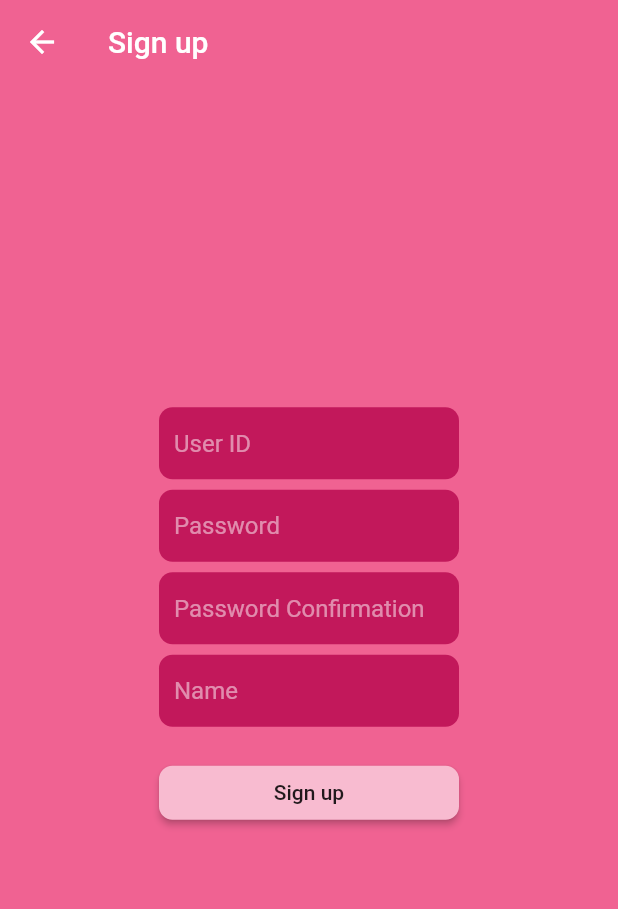
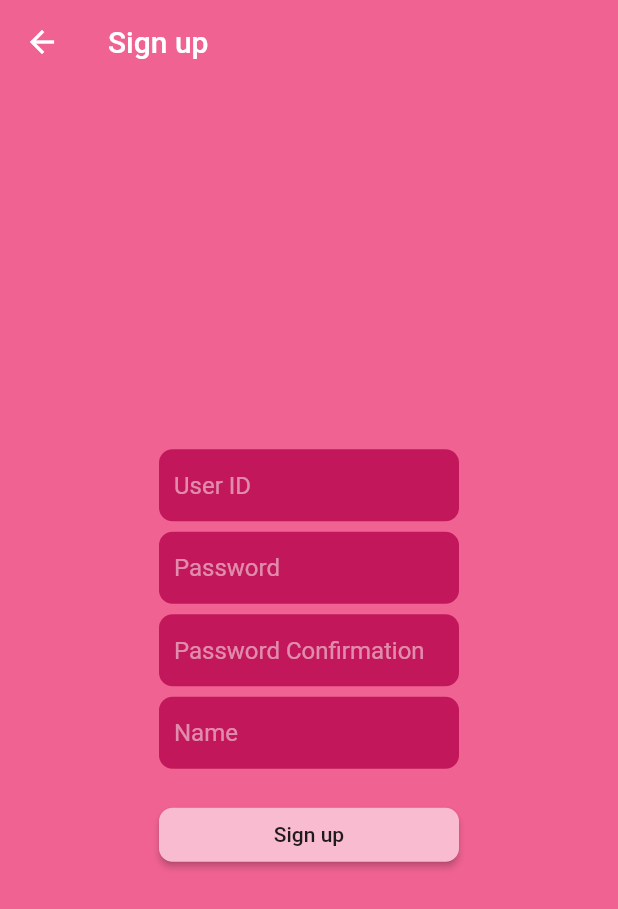
Before and after one commit to awebow/sweeter-mobile, a Flutter app: the RegisterPage screen opened directly, on a phone screen of 412 x 824 dp. Shown: the top 909 px of the screen. Run offline on Flutter 3.47's test engine with Material 2 defaults, Android fonts, the light colour scheme and no system bars; our stand-ins replace image_picker.

Commit message:
Fix some issues.

```diff
--- a/lib/api.dart
+++ b/lib/api.dart
@@ -3,7 +3,7 @@ import 'dart:convert';
 
 import 'package:sweeter_mobile/models/user.dart';
 
-const serverUrl = "http://10.0.2.2:8080";
+const serverUrl = "http://192.168.0.2:8080";
 var _authorization = "";
 
 Future<dynamic> get(String resource) async {
--- a/lib/register/register_page.dart
+++ b/lib/register/register_page.dart
@@ -2,7 +2,16 @@ import 'package:flutter/material.dart';
 import 'package:sweeter_mobile/data.dart' as data;
 import 'package:sweeter_mobile/register/register_bloc.dart';
 
-class RegisterPage extends StatelessWidget {
+class RegisterPage extends StatefulWidget {
+
+  @override
+  State<StatefulWidget> createState() {
+    return RegisterPageState();
+  }
+
+}
+
+class RegisterPageState extends State<RegisterPage> {
 
   final RegisterBloc bloc = RegisterBloc();
 
@@ -14,10 +23,10 @@ class RegisterPage extends StatelessWidget {
   @override
   Widget build(BuildContext context) {
     return Scaffold(
+      appBar: AppBar(elevation: 0, title: Text("Sign up"),),
       backgroundColor: Theme.of(context).primaryColor,
-      body: Stack(children: <Widget>[
-        AppBar(elevation: 0, title: Text("Sign up"),),
-        SizedBox.expand(child: Column(
+      body: Center(child:
+        SingleChildScrollView(child: Column(
           mainAxisAlignment: MainAxisAlignment.center,
           crossAxisAlignment: CrossAxisAlignment.center,
           children: <Widget>[
@@ -123,7 +132,7 @@ class RegisterPage extends StatelessWidget {
             ))
           ],
         ))
-      ],),
+      ),
     );
   }
 
@@ -157,4 +166,10 @@ class RegisterPage extends StatelessWidget {
     );
   }
 
+  @override
+  void dispose() {
+    bloc.dispose();
+    super.dispose();
+  }
+
 }
--- a/lib/search/search_page.dart
+++ b/lib/search/search_page.dart
@@ -2,6 +2,7 @@ import 'package:flutter/material.dart';
 import 'package:sweeter_mobile/models/user.dart';
 import 'package:sweeter_mobile/search/search_bloc.dart';
 import 'package:sweeter_mobile/user/user_page.dart';
+import 'package:sweeter_mobile/api.dart' as api;
 
 class SearchPage extends StatefulWidget {
 
@@ -38,7 +39,7 @@ class SearchPageState extends State<SearchPage> {
             return ListView.builder(
               itemCount: snapshot.data == null ? 0 : snapshot.data.length,
               itemBuilder: (context, index) => ListTile(
-                leading: Container(width: 36, height: 36, child: CircleAvatar(backgroundColor: Colors.transparent, backgroundImage: NetworkImage("https://i.stack.imgur.com/34AD2.jpg"))),
+                leading: Container(width: 36, height: 36, child: CircleAvatar(backgroundColor: Colors.transparent, backgroundImage: NetworkImage(snapshot.data[index].picture == null ? "https://i.stack.imgur.com/34AD2.jpg" : api.serverUrl + "/statics/${snapshot.data[index].picture}"))),
                 title: Text(snapshot.data[index].name),
                 onTap: () => Navigator.push(context, MaterialPageRoute(builder: (context) => UserPage(snapshot.data[index]))),
               ),
--- a/lib/sweet/sweet_view_bloc.dart
+++ b/lib/sweet/sweet_view_bloc.dart
@@ -25,7 +25,8 @@ class SweetViewBloc {
 
   refreshAuthor() async {
     var author = User.fromJson(await api.get("/users/${sweet.author}"));
-    _authorController.sink.add(author);
+    if(!_authorController.isClosed)
+      _authorController.sink.add(author);
   }
 
   calcRefreshSweetAt() {
--- a/lib/user/user_list_page.dart
+++ b/lib/user/user_list_page.dart
@@ -1,6 +1,7 @@
 import 'package:flutter/material.dart';
 import 'package:sweeter_mobile/models/user.dart';
 import 'package:sweeter_mobile/user/user_page.dart';
+import 'package:sweeter_mobile/api.dart' as api;
 
 class UserListPage extends StatelessWidget {
 
@@ -16,7 +17,7 @@ class UserListPage extends StatelessWidget {
       body: ListView.builder(
         itemCount: users.length,
         itemBuilder: (context, index) => ListTile(
-          leading: Container(width: 36, height: 36, child: CircleAvatar(backgroundColor: Colors.transparent, backgroundImage: NetworkImage("https://i.stack.imgur.com/34AD2.jpg"))),
+          leading: Container(width: 36, height: 36, child: CircleAvatar(backgroundColor: Colors.transparent, backgroundImage: NetworkImage(users[index].picture == null ? "https://i.stack.imgur.com/34AD2.jpg" : api.serverUrl + "/statics/${users[index].picture}"))),
           title: Text(users[index].name),
           onTap: () => Navigator.push(context, MaterialPageRoute(builder: (context) => UserPage(users[index]))),
         ),
```
